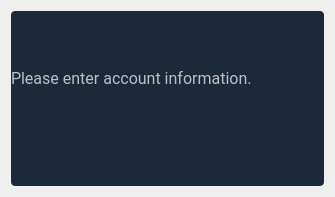
Qt form budgetter/view/skeletons/AddAccount.ui (opierre/Budgetter) before a commit.
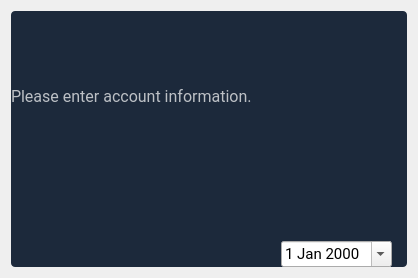
The same form after that commit. Custom widgets are drawn as their Qt base class.

Commit message:
feat: add account
* Add date
* Amount text field

```diff
--- a/budgetter/view/skeletons/AddAccount.ui
+++ b/budgetter/view/skeletons/AddAccount.ui
@@ -6,8 +6,8 @@
    <rect>
     <x>0</x>
     <y>0</y>
-    <width>335</width>
-    <height>197</height>
+    <width>418</width>
+    <height>278</height>
    </rect>
   </property>
   <property name="windowTitle">
@@ -50,6 +50,7 @@
 	background-color: transparent;
 	border: none;
 	border-radius: 0px;
+	padding-left: 0px;
 	/*border-bottom: 1px solid rgba(255, 255, 255, 180);*/
 	outline: none;
 }
@@ -121,6 +122,36 @@
           </property>
          </widget>
         </item>
+        <item>
+         <layout class="QHBoxLayout" name="horizontalLayout">
+          <property name="spacing">
+           <number>20</number>
+          </property>
+          <item>
+           <widget class="MaterialLineEdit" name="account_amount">
+            <property name="font">
+             <font>
+              <family>Roboto</family>
+              <pointsize>11</pointsize>
+             </font>
+            </property>
+           </widget>
+          </item>
+          <item>
+           <widget class="QDateEdit" name="account_amount_date">
+            <property name="font">
+             <font>
+              <family>Roboto</family>
+              <pointsize>11</pointsize>
+             </font>
+            </property>
+            <property name="calendarPopup">
+             <bool>true</bool>
+            </property>
+           </widget>
+          </item>
+         </layout>
+        </item>
        </layout>
       </item>
      </layout>
```
The commit also changes 3 other files.
